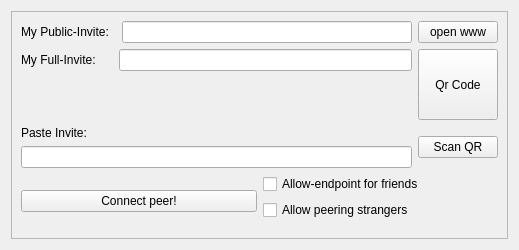
First picture: the form in src-gui/quickstartdialog.ui, repository yedino/galaxy42, before the edit.
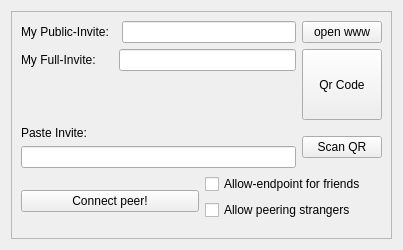
Second picture: the form after the edit.

Diff of the .ui file:
```diff
--- a/src-gui/quickstartdialog.ui
+++ b/src-gui/quickstartdialog.ui
@@ -6,7 +6,7 @@
    <rect>
     <x>0</x>
     <y>0</y>
-    <width>519</width>
+    <width>403</width>
     <height>250</height>
    </rect>
   </property>
@@ -24,7 +24,7 @@
        <rect>
         <x>0</x>
         <y>0</y>
-        <width>499</width>
+        <width>383</width>
         <height>230</height>
        </rect>
       </property>
@@ -79,8 +79,8 @@
                 <widget class="QLineEdit" name="myInviteEdit">
                  <property name="minimumSize">
                   <size>
-                   <width>90</width>
-                   <height>10</height>
+                   <width>0</width>
+                   <height>0</height>
                   </size>
                  </property>
                  <property name="dragEnabled">
```
